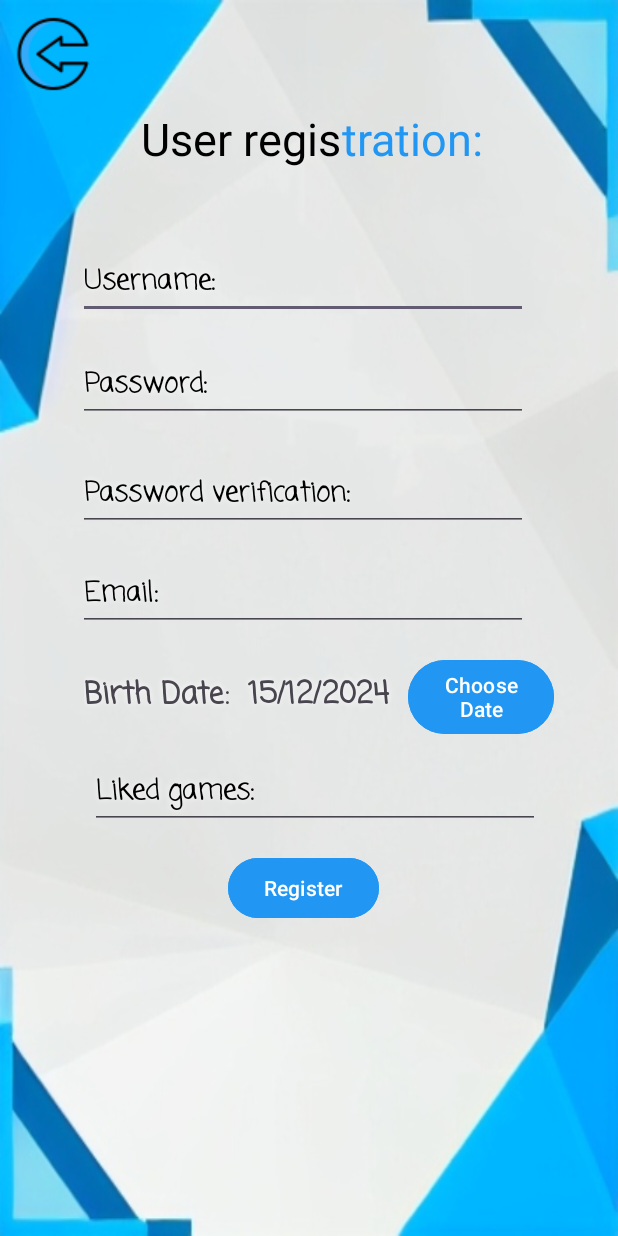
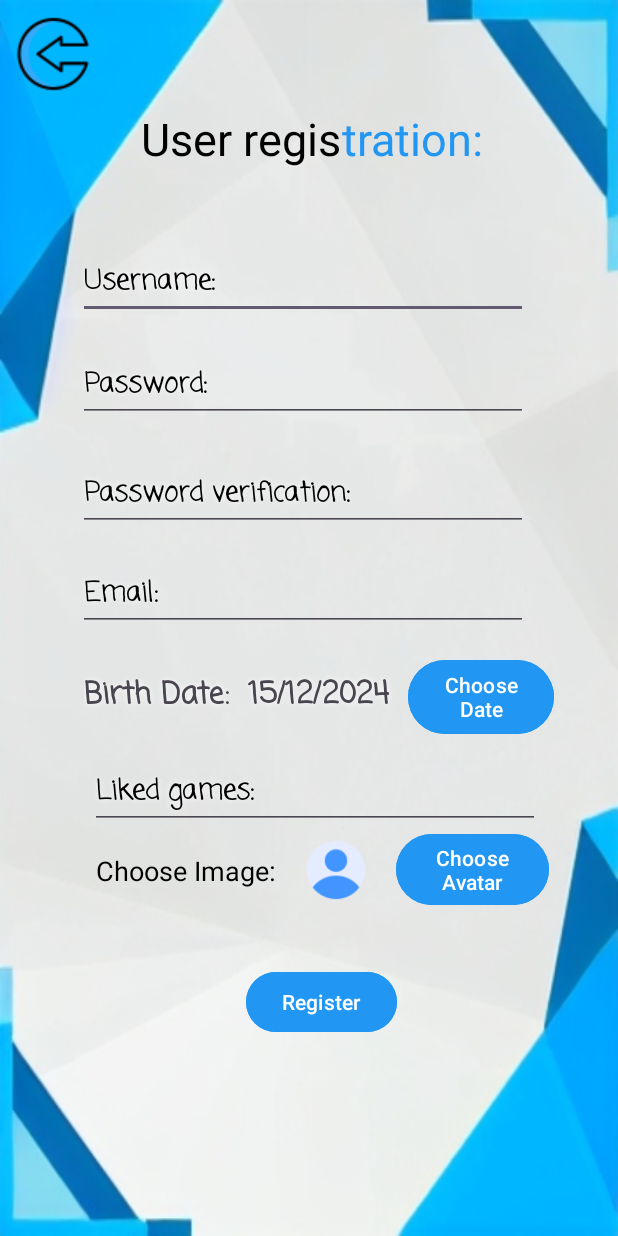
Before and after one commit to ShayKat112/GamerLandRep1, an Android app: the activity_register screen opened directly, with no data from a screen before it, on a phone screen of 412 x 824 dp. Run offline under Robolectric (Android 15) with nearby library versions, the phone set to English and light mode, and no system bars; our stand-ins replace Firebase (no records; nobody signed in at launch, a user with empty details on screens opened directly); Roboto replaces fonts that are not available here.

Commit message:
15/12/2024

```diff
--- a/app/build.gradle.kts
+++ b/app/build.gradle.kts
@@ -36,6 +36,8 @@ android {
 dependencies {
     implementation(platform("com.google.firebase:firebase-bom:33.6.0"))
     implementation("com.google.firebase:firebase-analytics")
+    implementation("androidx.recyclerview:recyclerview:1.2.1")
+    implementation("androidx.appcompat:appcompat:1.4.1")
     implementation(libs.appcompat)
     implementation(libs.material)
     implementation(libs.activity)
--- a/app/src/main/java/com/example/gamerland/activity_register.java
+++ b/app/src/main/java/com/example/gamerland/activity_register.java
@@ -9,11 +9,14 @@ import android.widget.Button;
 import android.widget.DatePicker;
 import android.widget.EditText;
 import android.widget.ImageButton;
+import android.widget.ImageView;
 import android.widget.TextView;
 import android.widget.Toast;
 
 import androidx.annotation.NonNull;
 import androidx.appcompat.app.AppCompatActivity;
+import androidx.recyclerview.widget.LinearLayoutManager;
+import androidx.recyclerview.widget.RecyclerView;
 
 import com.google.android.gms.tasks.OnCompleteListener;
 import com.google.android.gms.tasks.Task;
@@ -24,9 +27,10 @@ import java.util.Calendar;
 
 public class activity_register extends AppCompatActivity implements View.OnClickListener {
     private TextView tvBirthDate;
+    private ImageView imvAvatar;
     private ImageButton imbtnBack;
     private EditText edUsername,edPassword,edPasswordVerification,edEmail,edLikedGames;
-    private Button btnRegister, btnChooseDate;
+    private Button btnRegister, btnChooseDate, btnChooseAvatar;
     private String emailAdress, password;
     private DatePickerDialog datePickerDialog;
 
@@ -40,7 +44,7 @@ public class activity_register extends AppCompatActivity implements View.OnClick
         tvBirthDate = findViewById(R.id.tvBirthDate);
         tvBirthDate.setText(getTodayDate());
         initDatePicker();
-        imbtnBack = findViewById(R.id.imbtnBack);
+        imbtnBack = findViewById(R.id.imbtnback);
         imbtnBack.setOnClickListener(this);
         btnRegister = findViewById(R.id.btnRegister);
         edUsername = findViewById(R.id.edUsername);
@@ -49,11 +53,17 @@ public class activity_register extends AppCompatActivity implements View.OnClick
         edEmail = findViewById(R.id.edEmail);
         edLikedGames = findViewById(R.id.edLikedGames);
         btnChooseDate = findViewById(R.id.btnChooseDate);
+        btnChooseAvatar = findViewById(R.id.btnChooseAvatar);
+        imvAvatar = findViewById(R.id.imvAvatar);
 
         mAuth = FirebaseAuth.getInstance();
 
         btnRegister.setOnClickListener(this);
 
+        int[] avatars = {
+                R.drawable.avatar1, R.drawable.avatar2, R.drawable.avatar3,
+                R.drawable.avatar4, R.drawable.avatar5
+        };
 
     }
 
@@ -92,6 +102,9 @@ public class activity_register extends AppCompatActivity implements View.OnClick
 
     @Override
     public void onClick(View view) {
+
+        showAvatarSelectionDialog(avatars);
+
         if(view == imbtnBack){
         Intent imbtnBackClicked = new Intent(activity_register.this, activity_welcome.class);
         startActivity(imbtnBackClicked);
@@ -116,8 +129,37 @@ public class activity_register extends AppCompatActivity implements View.OnClick
             Intent btnRegisterClicked = new Intent(activity_register.this, activity_home.class);
             startActivity(btnRegisterClicked);
         }
+
+        if (view == btnChooseAvatar){
+
+        }
     }
     public void openDatePicker(View view) {
         datePickerDialog.show();
     }
+
+    private void showAvatarSelectionDialog(int[] avatars) {
+        AlertDialog.Builder builder = new AlertDialog.Builder(activity_register.this);
+        builder.setTitle("Choose Your Avatar");
+
+        // RecyclerView setup
+        View dialogView = getLayoutInflater().inflate(R.layout.dialog_avatar_selection, null);
+        RecyclerView recyclerView = dialogView.findViewById(R.id.recyclerView);
+        recyclerView.setLayoutManager(new LinearLayoutManager(activity_register.this, RecyclerView.HORIZONTAL, false));
+
+        AvatarAdapter adapter = new AvatarAdapter(activity_register.this, avatars, new AvatarAdapter.OnAvatarClickListener() {
+            @Override
+            public void onAvatarClick(int avatarResId) {
+                imvAvatar.setImageResource(avatarResId);
+                Toast.makeText(activity_register.this, "Avatar selected!", Toast.LENGTH_SHORT).show();
+                alertDialog.dismiss();
+            }
+        });
+
+        recyclerView.setAdapter(adapter);
+
+        builder.setView(dialogView);
+        AlertDialog alertDialog = builder.create();
+        alertDialog.show();
+    }
 }
--- a/app/src/main/res/layout/activity_register.xml
+++ b/app/src/main/res/layout/activity_register.xml
@@ -9,7 +9,7 @@
     tools:context=".activity_register">
 
         <ImageButton
-            android:id="@+id/imbtnBack"
+            android:id="@+id/imbtnback"
             android:layout_width="70dp"
             android:layout_height="72dp"
             android:background="@null"
@@ -178,12 +178,45 @@
             android:id="@+id/btnRegister"
             android:layout_width="wrap_content"
             android:layout_height="wrap_content"
-            android:layout_marginStart="152dp"
-            android:layout_marginTop="568dp"
+            android:layout_marginStart="164dp"
+            android:layout_marginTop="644dp"
             android:backgroundTint="#2196F3"
             android:text="Register"
             app:layout_constraintStart_toStartOf="parent"
             app:layout_constraintTop_toTopOf="parent" />
 
+        <TextView
+            android:id="@+id/tvChooseImage"
+            android:layout_width="wrap_content"
+            android:layout_height="wrap_content"
+            android:textSize="18sp"
+            android:layout_marginStart="64dp"
+            android:layout_marginTop="568dp"
+            android:text="Choose Image: "
+            android:textColor="@color/black"
+            app:layout_constraintStart_toStartOf="parent"
+            app:layout_constraintTop_toTopOf="parent" />
+
+        <ImageView
+            android:id="@+id/imvAvatar"
+            android:layout_width="48dp"
+            android:layout_height="40dp"
+            android:layout_marginStart="200dp"
+            android:layout_marginTop="560dp"
+            app:layout_constraintStart_toStartOf="parent"
+            app:layout_constraintTop_toTopOf="parent"
+            app:srcCompat="@drawable/default_user" />
+
+        <Button
+            android:id="@+id/btnChooseAvatar"
+            android:layout_width="102dp"
+            android:layout_height="55dp"
+            android:layout_marginStart="264dp"
+            android:layout_marginTop="552dp"
+            android:backgroundTint="#2196F3"
+            android:text="Choose Avatar"
+            app:layout_constraintStart_toStartOf="parent"
+            app:layout_constraintTop_toTopOf="parent" />
+
 
 </androidx.constraintlayout.widget.ConstraintLayout>
```
Also changed, not shown: app/src/main/java/com/example/gamerland/AvatarAdapter.java (added, +58 -0 lines), app/src/main/res/layout/dialog_avatar_selection.xml (added, +12 -0 lines), app/src/main/res/layout/fragment_home.xml (+6 -9 lines), app/src/main/res/layout/item_avatar.xml (added, +14 -0 lines), app/src/main/res/drawable/avatar1.png (added), app/src/main/res/drawable/avatar2.png (added), app/src/main/res/drawable/avatar3.png (added), app/src/main/res/drawable/avatar4.png (added), app/src/main/res/drawable/avatar5.png (added), app/src/main/res/drawable/default_user.png (added).
